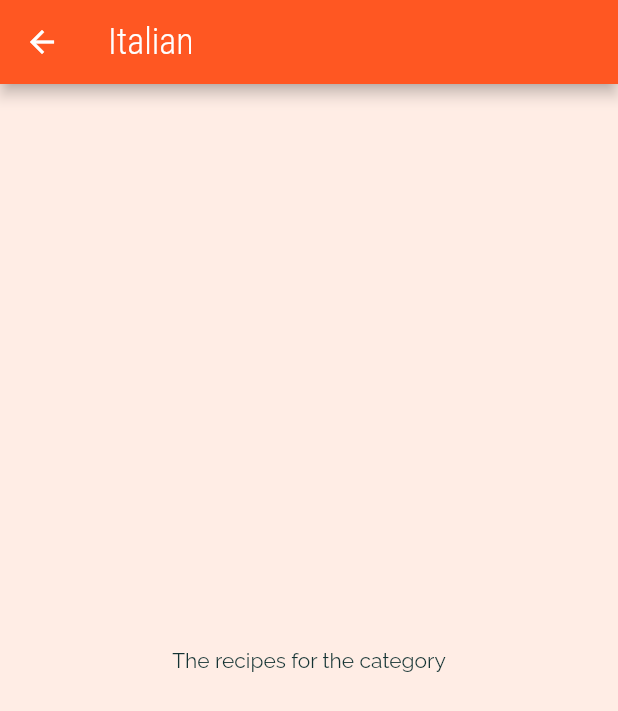
After one commit to Totemi1324/virtual_cookbook, a Flutter app: the screen it shows after launch, after a tap on "Italian", on a phone screen of 412 x 824 dp. The commit adds this screen. Shown: the top 711 px of the screen. Run offline on Flutter 3.47's test engine with Material 2 defaults, Android fonts, the phone set to English and light mode, and no system bars.

Commit message:
Set up page route for meals screen

```diff
--- a/lib/main.dart
+++ b/lib/main.dart
@@ -31,6 +31,7 @@ class MyApp extends StatelessWidget {
         appBarTheme: const AppBarTheme(
           titleTextStyle: TextStyle(
             fontFamily: "RobotoCondensed",
+            fontWeight: FontWeight.w300,
             fontSize: 24,
           ),
         ),
--- a/lib/screens/categories.dart
+++ b/lib/screens/categories.dart
@@ -22,7 +22,7 @@ class ScreenCategories extends StatelessWidget {
         ),
         children: categories
             .map((category) =>
-                CategoryItem(category.title, category.backgroundColor))
+                CategoryItem(category.id, category.title, category.backgroundColor))
             .toList(),
       ),
     );
--- /dev/null
+++ b/lib/screens/meals.dart
@@ -0,0 +1,20 @@
+import 'package:flutter/material.dart';
+
+class ScreenMeals extends StatelessWidget {
+  final String categoryID;
+  final String categoryTitle;
+
+  const ScreenMeals(this.categoryID, this.categoryTitle, {super.key});
+
+  @override
+  Widget build(BuildContext context) {
+    return Scaffold(
+      appBar: AppBar(
+        title: Text(categoryTitle),
+      ),
+      body: Center(
+        child: const Text("The recipes for the category"),
+      ),
+    );
+  }
+}
--- a/lib/widgets/category_item.dart
+++ b/lib/widgets/category_item.dart
@@ -1,14 +1,29 @@
 import 'package:flutter/material.dart';
 
+import '../screens/meals.dart';
+
 class CategoryItem extends StatelessWidget {
+  final String id;
   final String title;
   final Color backgroundColor;
 
-  const CategoryItem(this.title, this.backgroundColor, {super.key});
+  const CategoryItem(this.id, this.title, this.backgroundColor, {super.key});
+
+  void _onSelectCategory(BuildContext buildContext) {
+    Navigator.of(buildContext).push(
+      MaterialPageRoute(
+        builder: (_) => ScreenMeals(id, title),
+      ),
+    );
+  }
 
   @override
   Widget build(BuildContext context) {
-    return Container(
+    return InkWell(
+      onTap: () => _onSelectCategory(context),
+      splashColor: Theme.of(context).colorScheme.primary,
+      borderRadius: BorderRadius.circular(15),
+      child: Container(
         padding: const EdgeInsets.all(15),
         decoration: BoxDecoration(
           gradient: LinearGradient(
@@ -21,7 +36,11 @@ class CategoryItem extends StatelessWidget {
           ),
           borderRadius: BorderRadius.circular(15),
         ),
-      child: Text(title, style: Theme.of(context).textTheme.titleMedium,),
+        child: Text(
+          title,
+          style: Theme.of(context).textTheme.titleMedium,
+        ),
+      ),
     );
   }
 }
```
Lines whose indentation alone changed are shown as unchanged.
